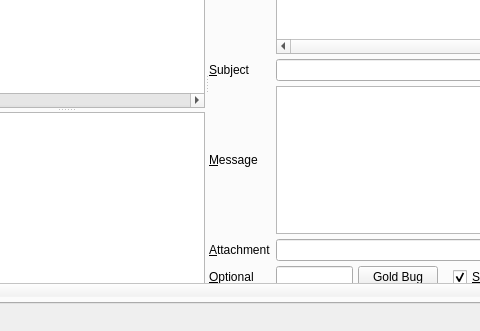
Old version of the form UI/controlcenter.ui in the repository xloem/spot-on-svn; both pictures show x 97 to 577 and y 269 to 600 of the 800 by 600 pixel window.
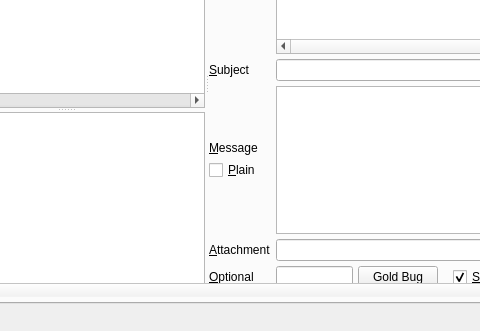
New version of the form. The open tabs and pages were chosen to show the change. Icons and pictures are not drawn. Custom widgets are drawn as their Qt base class.

```diff
--- a/UI/controlcenter.ui
+++ b/UI/controlcenter.ui
@@ -993,9 +993,9 @@
            <property name="geometry">
             <rect>
              <x>0</x>
-             <y>0</y>
-             <width>1094</width>
-             <height>594</height>
+             <y>-103</y>
+             <width>879</width>
+             <height>575</height>
             </rect>
            </property>
            <layout class="QVBoxLayout" name="verticalLayout_55">
@@ -1637,19 +1637,6 @@
                       </property>
                      </widget>
                     </item>
-                    <item row="3" column="0">
-                     <widget class="QLabel" name="label_26">
-                      <property name="text">
-                       <string>&amp;Message</string>
-                      </property>
-                      <property name="margin">
-                       <number>7</number>
-                      </property>
-                      <property name="buddy">
-                       <cstring>outgoingMessage</cstring>
-                      </property>
-                     </widget>
-                    </item>
                     <item row="1" column="0">
                      <widget class="QLabel" name="label_10">
                       <property name="text">
@@ -1663,6 +1650,59 @@
                       </property>
                      </widget>
                     </item>
+                    <item row="3" column="0">
+                     <layout class="QVBoxLayout" name="verticalLayout_71">
+                      <property name="spacing">
+                       <number>5</number>
+                      </property>
+                      <item>
+                       <spacer name="verticalSpacer_7">
+                        <property name="orientation">
+                         <enum>Qt::Vertical</enum>
+                        </property>
+                        <property name="sizeHint" stdset="0">
+                         <size>
+                          <width>20</width>
+                          <height>40</height>
+                         </size>
+                        </property>
+                       </spacer>
+                      </item>
+                      <item>
+                       <widget class="QLabel" name="label_4">
+                        <property name="text">
+                         <string>&amp;Message</string>
+                        </property>
+                        <property name="margin">
+                         <number>7</number>
+                        </property>
+                        <property name="buddy">
+                         <cstring>outgoingMessage</cstring>
+                        </property>
+                       </widget>
+                      </item>
+                      <item>
+                       <widget class="QCheckBox" name="plain">
+                        <property name="text">
+                         <string>&amp;Plain</string>
+                        </property>
+                       </widget>
+                      </item>
+                      <item>
+                       <spacer name="verticalSpacer_5">
+                        <property name="orientation">
+                         <enum>Qt::Vertical</enum>
+                        </property>
+                        <property name="sizeHint" stdset="0">
+                         <size>
+                          <width>20</width>
+                          <height>40</height>
+                         </size>
+                        </property>
+                       </spacer>
+                      </item>
+                     </layout>
+                    </item>
                    </layout>
                   </widget>
                  </widget>
```
Left out of the diff: 45 changed lines with no effect on the pictures.
